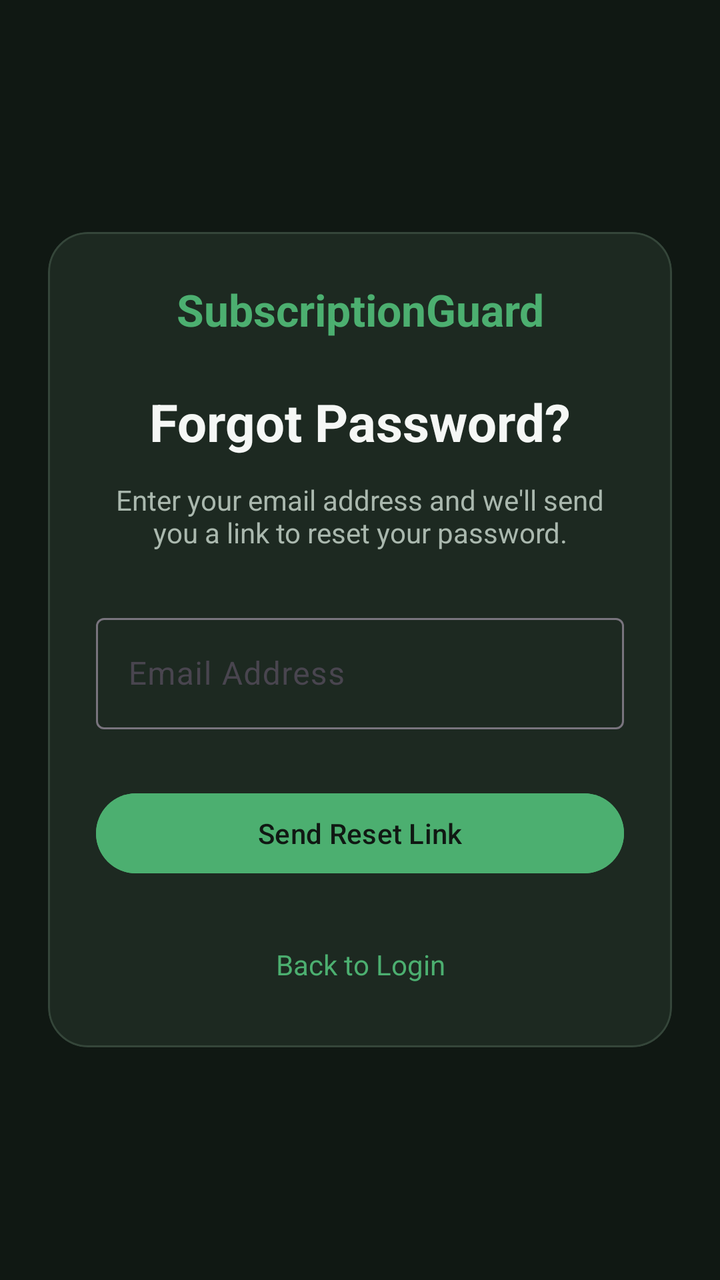
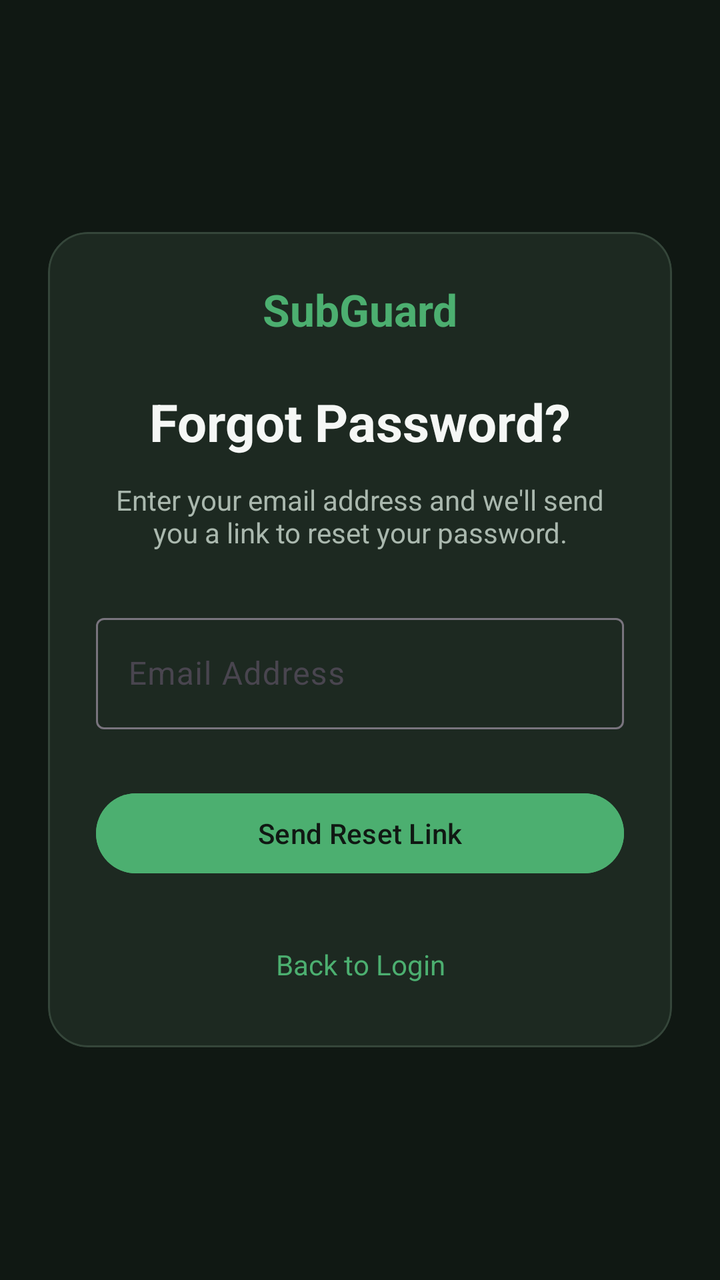

Before-and-after screenshots of an Android layout around one commit, followed by the original layout XML and the change that was made.
<!-- AndroidManifest.xml: application theme Theme.SubGuard -->
<!-- res/layout/activity_forgot_password.xml -->
<?xml version="1.0" encoding="utf-8"?>
<ScrollView
    xmlns:android="http://schemas.android.com/apk/res/android"
    xmlns:app="http://schemas.android.com/apk/res-auto"
    android:layout_width="match_parent"
    android:layout_height="match_parent"
    android:background="@color/app_background"
    android:fillViewport="true">

    <LinearLayout
        android:layout_width="match_parent"
        android:layout_height="wrap_content"
        android:orientation="vertical"
        android:gravity="center"
        android:padding="24dp">

        <com.google.android.material.card.MaterialCardView
            android:layout_width="match_parent"
            android:layout_height="wrap_content"
            app:cardBackgroundColor="@color/card_background"
            app:cardCornerRadius="20dp"
            app:strokeColor="@color/card_border"
            app:strokeWidth="1dp">

            <LinearLayout
                android:layout_width="match_parent"
                android:layout_height="wrap_content"
                android:orientation="vertical"
                android:padding="24dp">

                <TextView
                    android:layout_width="match_parent"
                    android:layout_height="wrap_content"
                    android:text="SubscriptionGuard"
                    android:textSize="22sp"
                    android:textStyle="bold"
                    android:textColor="@color/primary_green"
                    android:gravity="center" />

                <TextView
                    android:layout_width="match_parent"
                    android:layout_height="wrap_content"
                    android:layout_marginTop="24dp"
                    android:text="Forgot Password?"
                    android:textSize="26sp"
                    android:textStyle="bold"
                    android:textColor="@color/text_primary"
                    android:gravity="center" />

                <TextView
                    android:layout_width="match_parent"
                    android:layout_height="wrap_content"
                    android:layout_marginTop="12dp"
                    android:text="Enter your email address and we'll send you a link to reset your password."
                    android:textSize="14sp"
                    android:textColor="@color/text_secondary"
                    android:gravity="center" />

                <com.google.android.material.textfield.TextInputLayout
                    android:layout_width="match_parent"
                    android:layout_height="wrap_content"
                    android:layout_marginTop="28dp"
                    android:hint="Email Address"
                    app:hintTextColor="@color/primary_green">

                    <com.google.android.material.textfield.TextInputEditText
                        android:id="@+id/reset_email"
                        android:layout_width="match_parent"
                        android:layout_height="wrap_content"
                        android:inputType="textEmailAddress"
                        android:textColor="@color/text_primary" />

                </com.google.android.material.textfield.TextInputLayout>

                <Button
                    android:id="@+id/btn_send_reset"
                    android:layout_width="match_parent"
                    android:layout_height="wrap_content"
                    android:layout_marginTop="28dp"
                    android:text="Send Reset Link"
                    android:textAllCaps="false"
                    android:textColor="@color/app_background"
                    android:backgroundTint="@color/primary_green" />

                <TextView
                    android:id="@+id/btn_back_login"
                    android:layout_width="match_parent"
                    android:layout_height="wrap_content"
                    android:layout_marginTop="24dp"
                    android:text="Back to Login"
                    android:textSize="14sp"
                    android:textColor="@color/primary_green"
                    android:gravity="center"
                    android:padding="8dp" />

            </LinearLayout>

        </com.google.android.material.card.MaterialCardView>

    </LinearLayout>

</ScrollView>
<!-- resources referenced by this layout -->
<resources>
  <color name="app_background">#101813</color>
  <color name="card_background">#1D2921</color>
  <color name="card_border">#35463A</color>
  <color name="primary_green">#4CAF70</color>
  <color name="text_primary">#F5F7F5</color>
  <color name="text_secondary">#AAB8AE</color>
  <style name="Theme.SubGuard" parent="Base.Theme.SubGuard" />
  <style name="Base.Theme.SubGuard" parent="Theme.Material3.DayNight.NoActionBar">
          
          
      </style>
</resources>

<!-- the commit's change to res/layout/activity_forgot_password.xml (unified diff, before → after) -->
@@ -31,7 +31,7 @@
                 <TextView
                     android:layout_width="match_parent"
                     android:layout_height="wrap_content"
-                    android:text="SubscriptionGuard"
+                    android:text="@string/app_name"
                     android:textSize="22sp"
                     android:textStyle="bold"
                     android:textColor="@color/primary_green"
@@ -41,7 +41,7 @@
                     android:layout_width="match_parent"
                     android:layout_height="wrap_content"
                     android:layout_marginTop="24dp"
-                    android:text="Forgot Password?"
+                    android:text="@string/forgot_password"
                     android:textSize="26sp"
                     android:textStyle="bold"
                     android:textColor="@color/text_primary"
@@ -51,7 +51,7 @@
                     android:layout_width="match_parent"
                     android:layout_height="wrap_content"
                     android:layout_marginTop="12dp"
-                    android:text="Enter your email address and we'll send you a link to reset your password."
+                    android:text="@string/forgot_password_instruction"
                     android:textSize="14sp"
                     android:textColor="@color/text_secondary"
                     android:gravity="center" />
@@ -60,7 +60,7 @@
                     android:layout_width="match_parent"
                     android:layout_height="wrap_content"
                     android:layout_marginTop="28dp"
-                    android:hint="Email Address"
+                    android:hint="@string/email_address_hint"
                     app:hintTextColor="@color/primary_green">
 
                     <com.google.android.material.textfield.TextInputEditText
@@ -77,7 +77,7 @@
                     android:layout_width="match_parent"
                     android:layout_height="wrap_content"
                     android:layout_marginTop="28dp"
-                    android:text="Send Reset Link"
+                    android:text="@string/send_reset_link"
                     android:textAllCaps="false"
                     android:textColor="@color/app_background"
                     android:backgroundTint="@color/primary_green" />
@@ -87,7 +87,7 @@
                     android:layout_width="match_parent"
                     android:layout_height="wrap_content"
                     android:layout_marginTop="24dp"
-                    android:text="Back to Login"
+                    android:text="@string/back_to_login"
                     android:textSize="14sp"
                     android:textColor="@color/primary_green"
                     android:gravity="center"
<!-- resource entries referenced after the edit -->
@@ -6,6 +6,12 @@
   <color name="primary_green">#4CAF70</color>
   <color name="text_primary">#F5F7F5</color>
   <color name="text_secondary">#AAB8AE</color>
+  <string name="app_name">SubGuard</string>
+  <string name="back_to_login">Back to Login</string>
+  <string name="email_address_hint">Email Address</string>
+  <string name="forgot_password">Forgot Password?</string>
+  <string name="forgot_password_instruction">Enter your email address and we\'ll send you a link to reset your password.</string>
+  <string name="send_reset_link">Send Reset Link</string>
   <style name="Theme.SubGuard" parent="Base.Theme.SubGuard" />
   <style name="Base.Theme.SubGuard" parent="Theme.Material3.DayNight.NoActionBar">
           
